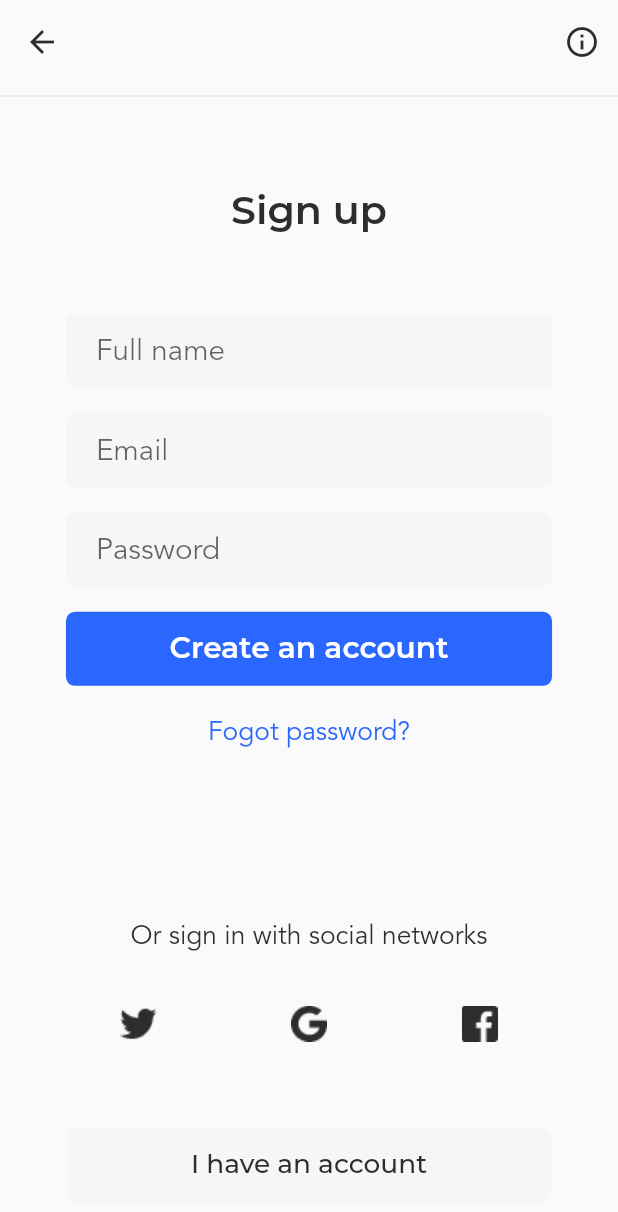
After one commit to touch1100/flutter_news_getx_dio, a Flutter app: the SignUpPage screen opened by its route, after a tap on "Create an account", on a phone screen of 412 x 824 dp. The commit adds this screen. Shown: the top 1212 px of the screen. Run offline on Flutter 3.47's test engine with Material 2 defaults, Android fonts, the phone set to English and light mode, and no system bars; our stand-ins replace cached_network_image, cookie_jar, device_info, dio, dio_cookie_manager, flutter_screenutil and 4 more; accounts and stored records are empty; generated files the repository leaves out were written again; network calls fail.

Commit message:
添加signUp界面

```diff
--- a/lib/common/api/user.dart
+++ b/lib/common/api/user.dart
@@ -1,4 +1,4 @@
-import 'package:news/common/entity/user_model.dart';
+import 'package:news/common/entity/user_models.dart';
 import 'package:news/common/utils/http.dart';
 import 'package:news/common/values/server.dart';
 
--- a/lib/common/entity/user_model.dart
+++ b/lib/common/entity/user_models.dart
@@ -1,11 +1,11 @@
 import 'package:json_annotation/json_annotation.dart';
 
-part 'user_model.g.dart';
+part 'user_models.g.dart';
 
 @JsonSerializable()
 class UserModel {
-   String email;
-   String password;
+  String email;
+  String password;
 
   UserModel(this.email, this.password);
 
@@ -15,6 +15,22 @@ class UserModel {
   Map<String, dynamic> toJson() => _$UserModelToJson(this);
 }
 
+@JsonSerializable()
+class UserRegisterRequestEntity {
+  String email;
+  String password;
+
+  UserRegisterRequestEntity({
+    required this.email,
+    required this.password,
+  });
+
+  factory UserRegisterRequestEntity.fromJson(Map<String, dynamic> json) =>
+      _$UserRegisterRequestEntityFromJson(json);
+
+  Map<String, dynamic> toJson() => _$UserRegisterRequestEntityToJson(this);
+}
+
 // 登录请求
 @JsonSerializable()
 class UserLoginRequestEntity {
@@ -22,8 +38,8 @@ class UserLoginRequestEntity {
   String password;
 
   UserLoginRequestEntity(
-     this.email,
-     this.password,
+    this.email,
+    this.password,
   );
 
   factory UserLoginRequestEntity.fromJson(Map<String, dynamic> json) =>
@@ -31,6 +47,7 @@ class UserLoginRequestEntity {
 
   Map<String, dynamic> toJson() => _$UserLoginRequestEntityToJson(this);
 }
+
 // 登录返回
 @JsonSerializable()
 class UserLoginResponseEntity {
@@ -45,7 +62,7 @@ class UserLoginResponseEntity {
   });
 
   factory UserLoginResponseEntity.fromJson(Map<String, dynamic> json) =>
-     _$UserLoginResponseEntityFromJson(json);
+      _$UserLoginResponseEntityFromJson(json);
 
   Map<String, dynamic> toJson() => _$UserLoginResponseEntityToJson(this);
 }
--- a/lib/common/routes/app_pages.dart
+++ b/lib/common/routes/app_pages.dart
@@ -8,6 +8,8 @@ import 'package:news/pages/frame/category/bindings.dart';
 import 'package:news/pages/frame/home/bindings.dart';
 import 'package:news/pages/frame/sign_in/sign_in.dart';
 import 'package:news/pages/frame/sign_in/bindings.dart';
+import 'package:news/pages/frame/sign_up/bindings.dart';
+import 'package:news/pages/frame/sign_up/sign_up_page.dart';
 import 'package:news/pages/frame/welcome/bindings.dart';
 import 'package:news/pages/frame/welcome/welcome.dart';
 
@@ -27,9 +29,17 @@ class AppPages {
         page: () => SignInPage(),
         binding: SignInBinding()),
     GetPage(
+        name: AppRoutes.SIGN_UP,
+        page: () => SignUpPage(),
+        binding: SignUpBinding()),
+    GetPage(
         name: AppRoutes.APPLICATION,
         page: () => ApplicationPage(),
-        bindings: [ApplicationBinding(),NewsStateMixinBinding(), HomeStateBinding()],
+        bindings: [
+          ApplicationBinding(),
+          NewsStateMixinBinding(),
+          HomeStateBinding()
+        ],
         middlewares: [
           RouteAuthMiddleware(priority: 1),
         ]),
--- /dev/null
+++ b/lib/common/widgets/transparent_app_bar.dart
@@ -0,0 +1,16 @@
+import 'package:flutter/material.dart';
+
+AppBar transparentAppBar(
+    {Widget? title, Widget? leading, List<Widget>? actions}) {
+  return AppBar(
+    backgroundColor: Colors.transparent,
+    elevation: 0,
+    title: title != null
+        ? Center(
+      child: title,
+    )
+        : null,
+    leading: leading,
+    actions: actions,
+  );
+}
--- a/lib/global.dart
+++ b/lib/global.dart
@@ -4,7 +4,7 @@ import 'package:device_info/device_info.dart';
 import 'package:flutter/material.dart';
 import 'package:package_info/package_info.dart';
 
-import 'common/entity/user_model.dart';
+import 'common/entity/user_models.dart';
 import 'common/utils/http.dart';
 import 'common/utils/storage.dart';
 import 'common/values/storage.dart';
--- a/lib/pages/application/application_page.dart
+++ b/lib/pages/application/application_page.dart
@@ -1,6 +1,7 @@
 import 'package:flutter/material.dart';
 import 'package:get/get.dart';
 import 'package:news/common/values/colors.dart';
+import 'package:news/common/widgets/transparent_app_bar.dart';
 import 'package:news/pages/application/application_controller.dart';
 import 'package:flutter_screenutil/flutter_screenutil.dart';
 import 'package:news/pages/frame/category/category_page.dart';
@@ -44,21 +45,6 @@ class ApplicationPage extends GetView<ApplicationController> {
         ]);
   }
 
-  AppBar transparentAppBar(
-      {Widget? title, Widget? leading, List<Widget>? actions}) {
-    return AppBar(
-      backgroundColor: Colors.transparent,
-      elevation: 0,
-      title: title != null
-          ? Center(
-              child: title,
-            )
-          : null,
-      leading: leading,
-      actions: actions,
-    );
-  }
-
   Widget _buildBottomNavigationBar() {
     return Obx(() => BottomNavigationBar(
           items: controller.bottomTabs,
--- a/lib/pages/frame/sign_in/sign_in_controller.dart
+++ b/lib/pages/frame/sign_in/sign_in_controller.dart
@@ -1,7 +1,7 @@
 import 'package:flutter/cupertino.dart';
 import 'package:get/get.dart';
 import 'package:news/common/api/user.dart';
-import 'package:news/common/entity/user_model.dart';
+import 'package:news/common/entity/user_models.dart';
 import 'package:news/common/routes/app_route.dart';
 import 'package:news/common/utils/security.dart';
 import 'package:news/common/widgets/toast.dart';
--- /dev/null
+++ b/lib/pages/frame/sign_up/bindings.dart
@@ -0,0 +1,12 @@
+import 'package:get/get.dart';
+import 'package:news/pages/frame/sign_up/sign_up_controller.dart';
+import 'package:news/pages/frame/sign_up/sign_up_provider.dart';
+
+class SignUpBinding extends Bindings {
+  @override
+  void dependencies() {
+    // TODO: implement dependencies
+    Get.lazyPut<SignUpProvider>(() => SignUpProvider());
+    Get.lazyPut<SignUpController>(() => SignUpController(provider: Get.find()));
+  }
+}
--- /dev/null
+++ b/lib/pages/frame/sign_up/sign_up_controller.dart
@@ -0,0 +1,84 @@
+import 'package:flutter/cupertino.dart';
+import 'package:get/get.dart';
+import 'package:news/common/entity/user_models.dart';
+import 'package:news/common/utils/security.dart';
+import 'package:news/common/widgets/toast.dart';
+import 'package:news/pages/frame/sign_up/sign_up_provider.dart';
+import 'package:news/pages/frame/sign_up/state.dart';
+
+class SignUpController extends SuperController{
+  SignUpProvider provider;
+  final SignUpState state = SignUpState();
+
+  SignUpController({required this.provider});
+
+  final TextEditingController fullnameController = TextEditingController();
+  final TextEditingController emailController = TextEditingController();
+  final TextEditingController passController = TextEditingController();
+
+  // 返回上一页
+  handleNavSignUpPop() {
+    Get.back();
+  }
+  // 提示信息
+  handleSignUpTip() {
+    toastInfo(msg: '这是注册界面');
+  }
+  // 忘记密码
+  handleFogotPassword() {
+    toastInfo(msg: '忘记密码');
+  }
+
+  // 执行注册操作
+  handleSignUp() async {
+    // if (!duCheckStringLength(fullnameController.value.text, 5)) {
+    //   toastInfo(msg: '用户名不能小于5位');
+    //   return;
+    // }
+    // if (!duIsEmail(emailController.value.text)) {
+    //   toastInfo(msg: '请正确输入邮件');
+    //   return;
+    // }
+    // if (!duCheckStringLength(passController.value.text, 6)) {
+    //   toastInfo(msg: '密码不能小于6位');
+    //   return;
+    // }
+
+    UserRegisterRequestEntity params = UserRegisterRequestEntity(
+      email: emailController.value.text,
+      password: duSHA256(passController.value.text),
+    );
+    signUp(params);
+
+  }
+  Future<void> signUp(UserRegisterRequestEntity params) async{
+    final Response response = await provider.register(params);
+    if(response.hasError){
+      change(null, status: RxStatus.error(response.statusText));
+    }else{
+      change(state, status: RxStatus.success());
+      Get.back();
+    }
+  }
+
+  @override
+  void onDetached() {
+    // TODO: implement onDetached
+  }
+
+  @override
+  void onInactive() {
+    // TODO: implement onInactive
+  }
+
+  @override
+  void onPaused() {
+    // TODO: implement onPaused
+  }
+
+  @override
+  void onResumed() {
+    // TODO: implement onResumed
+  }
+
+}
--- /dev/null
+++ b/lib/pages/frame/sign_up/sign_up_page.dart
@@ -0,0 +1,184 @@
+import 'dart:ui';
+
+import 'package:flutter/material.dart';
+import 'package:get/get.dart';
+import 'package:news/common/values/colors.dart';
+import 'package:news/common/widgets/button.dart';
+import 'package:news/common/widgets/input.dart';
+import 'package:news/common/widgets/toast.dart';
+import 'package:news/common/widgets/transparent_app_bar.dart';
+import 'package:news/pages/frame/sign_up/sign_up_controller.dart';
+import 'package:flutter_screenutil/flutter_screenutil.dart';
+
+class SignUpPage extends GetView<SignUpController> {
+  @override
+  Widget build(BuildContext context) {
+    // TODO: implement build
+    return Scaffold(
+      resizeToAvoidBottomInset: false,
+      appBar: transparentAppBar(
+          leading: IconButton(
+              // onPressed: () {
+              //   Get.back();
+              // },
+              onPressed: controller.handleNavSignUpPop,
+              icon: Icon(
+                Icons.arrow_back,
+                color: AppColors.primaryText,
+              )),
+          actions: <Widget>[
+            IconButton(
+                // onPressed: () {
+                //   toastInfo(msg: '这是注册界面');
+                // },
+                onPressed: controller.handleSignUpTip,
+                icon: Icon(
+                  Icons.info_outline,
+                  color: AppColors.primaryText,
+                ))
+          ]),
+      body: Center(
+        child: Column(
+          children: <Widget>[
+            Divider(),
+            _buildLogo(),
+            _buildInput(),
+            Spacer(),
+            _buildThridPartyLogin(),
+            _buildHanveAccountButton()
+          ],
+        ),
+      ),
+    );
+  }
+
+  Widget _buildLogo() {
+    return Container(
+      margin: EdgeInsets.only(top: 50.h),
+      child: Text(
+        "Sign up",
+        style: TextStyle(
+          color: AppColors.primaryText,
+          fontFamily: "Montserrat",
+          fontSize: 24.sp,
+          fontWeight: FontWeight.w600,
+          height: 1,
+        ),
+      ),
+    );
+  }
+
+  Widget _buildInput() {
+    return Container(
+      width: 295.w,
+      // height: 204,
+      margin: EdgeInsets.only(top: 49.h),
+      child: Column(
+        children: [
+          // fullName input
+          inputTextEdit(
+            controller: controller.fullnameController,
+            keyboardType: TextInputType.text,
+            hintText: "Full name",
+            marginTop: 0,
+          ),
+          // email input
+          inputTextEdit(
+            controller: controller.emailController,
+            keyboardType: TextInputType.emailAddress,
+            hintText: "Email",
+          ),
+          // password input
+          inputTextEdit(
+            controller: controller.passController,
+            keyboardType: TextInputType.visiblePassword,
+            hintText: "Password",
+            isPassword: true,
+          ),
+
+          // 创建
+          Container(
+            height: 44.h,
+            margin: EdgeInsets.only(top: 15.h),
+            child: btnFlatButtonWidget(
+              onPressed: controller.handleSignUp,
+              width: 295.w,
+              fontWeight: FontWeight.w600,
+              title: "Create an account",
+            ),
+          ),
+          // Spacer(),
+
+          // Fogot password
+          Padding(
+            padding: EdgeInsets.only(top: 8.0),
+            child: TextButton(
+              onPressed: controller.handleFogotPassword,
+              child: Text(
+                "Fogot password?",
+                textAlign: TextAlign.center,
+                style: TextStyle(
+                  color: AppColors.secondaryElementText,
+                  fontFamily: "Avenir",
+                  fontWeight: FontWeight.w400,
+                  fontSize: 16.sp,
+                  height: 1, // 设置下行高，否则字体下沉
+                ),
+              ),
+            ),
+          ),
+        ],
+      ),
+    );
+  }
+
+  Widget _buildThridPartyLogin() {
+    return Container(
+      width: 295.w,
+      margin: EdgeInsets.only(bottom: 40.h),
+      child: Column(
+        children: [
+          Text(
+            "Or sign in with social networks",
+            textAlign: TextAlign.center,
+            style: TextStyle(
+                color: AppColors.primaryText,
+                fontFamily: "Avenir",
+                fontWeight: FontWeight.w400,
+                fontSize: 16.sp),
+          ),
+          Padding(
+            padding: EdgeInsets.only(top: 20.h),
+            child: Row(
+              children: [
+                btnFlatButtonBorderOnlyWidget(
+                    onPressed: () {}, iconFileName: "twitter", width: 88),
+                Spacer(),
+                btnFlatButtonBorderOnlyWidget(
+                    onPressed: () {}, iconFileName: "google", width: 88),
+                Spacer(),
+                btnFlatButtonBorderOnlyWidget(
+                    onPressed: () {}, iconFileName: "facebook", width: 88),
+              ],
+            ),
+          )
+        ],
+      ),
+    );
+  }
+
+  Widget _buildHanveAccountButton() {
+    return Container(
+      margin: EdgeInsets.only(bottom: 20.h),
+      child: btnFlatButtonWidget(
+        onPressed: controller.handleNavSignUpPop,
+        width: 294,
+        gbColor: AppColors.secondaryElement,
+        fontColor: AppColors.primaryText,
+        title: "I have an account",
+        fontWeight: FontWeight.w500,
+        fontSize: 16,
+      ),
+    );
+  }
+}
--- /dev/null
+++ b/lib/pages/frame/sign_up/sign_up_provider.dart
@@ -0,0 +1,10 @@
+import 'package:get/get.dart';
+import 'package:news/common/utils/base_provider.dart';
+import 'package:news/common/values/server.dart';
+
+class SignUpProvider extends BaseProvider{
+    Future<Response> register(dynamic body) async{
+      return post(REGISTER_API_URL, body);
+      // return get(REGISTER_API_URL);
+    }
+}
--- /dev/null
+++ b/lib/pages/frame/sign_up/state.dart
@@ -0,0 +1,9 @@
+import 'package:get/get.dart';
+
+class SignUpState {
+  final _obj = ''.obs;
+  set obj(value) => this._obj.value = value;
+  get obj => this._obj.value;
+
+  // SignInState() {}
+}
```
Also changed, not shown: lib/common/entity/category_response_entity.g.dart (deleted), lib/common/entity/news_model.g.dart (deleted), lib/common/entity/user_model.g.dart (deleted).
